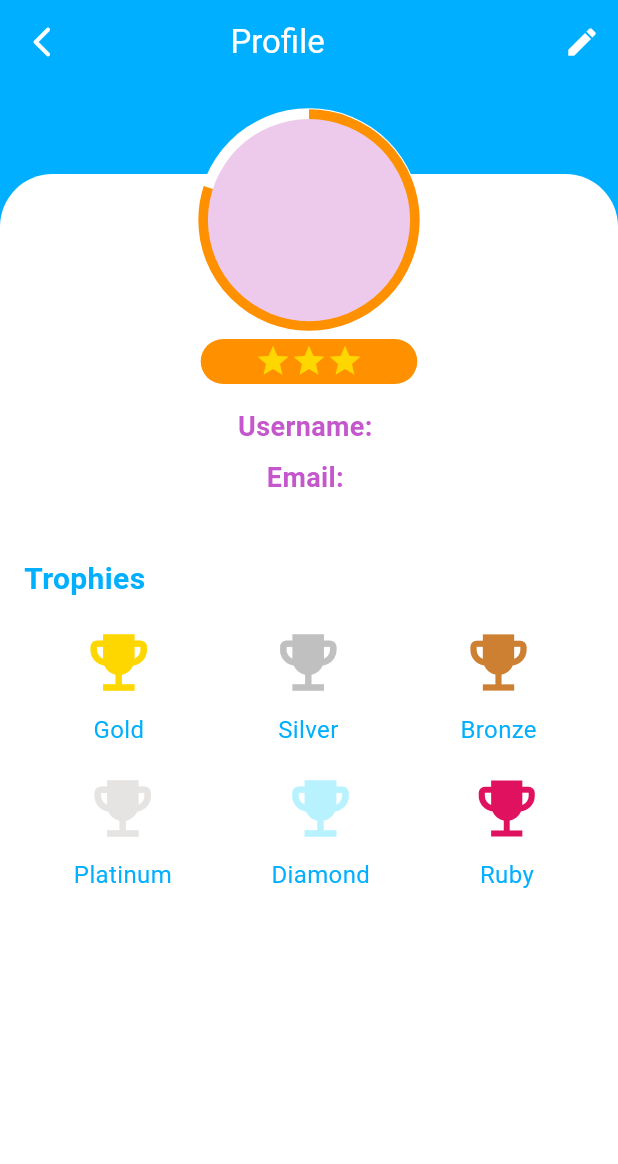
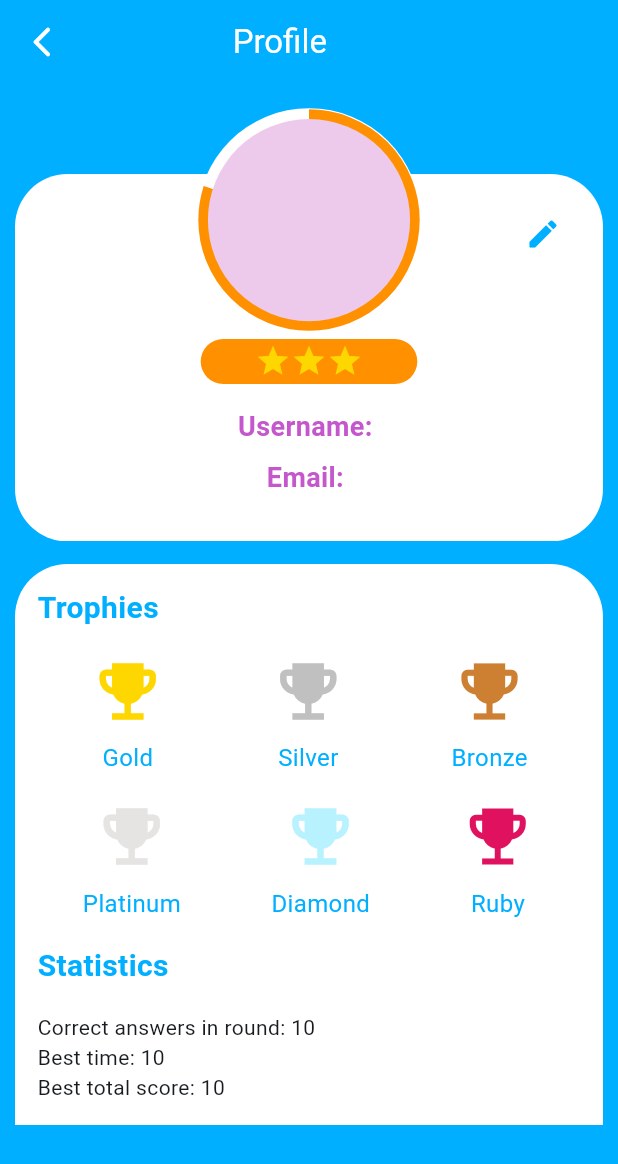
Before and after one commit to yinonh/Quizdom, a Flutter app: the ProfileScreen screen opened by its route, on a phone screen of 412 x 824 dp. Shown: the top 1164 px of the screen. Run offline on Flutter 3.47's test engine with Material 3 defaults, Android fonts, the phone set to English and light mode, and no system bars; our stand-ins replace cloud_firestore, dio, email_validator, firebase_auth, firebase_core, flutter_native_splash and 9 more; missing offline and left inert: custom_image_crop; accounts and stored records are empty; generated files the repository leaves out were written again; project files that could hold a hidden picture were left out.

Commit message:
front modifications on profile and quiz screens

```diff
--- a/lib/features/profile_screen/profile_screen.dart
+++ b/lib/features/profile_screen/profile_screen.dart
@@ -1,5 +1,7 @@
+import 'package:flutter/cupertino.dart';
 import 'package:flutter/material.dart';
 import 'package:flutter_riverpod/flutter_riverpod.dart';
+import 'package:trivia/features/profile_screen/widgets/additional_content.dart';
 import 'package:trivia/features/profile_screen/widgets/avatar_section.dart';
 import 'package:trivia/features/profile_screen/widgets/profile_appbar.dart';
 import 'package:trivia/features/profile_screen/widgets/profile_content.dart';
@@ -25,6 +27,7 @@ class ProfileScreen extends ConsumerWidget {
                 AvatarSection(),
               ],
             ),
+            AdditionalContent(),
           ],
         ),
       ),
--- /dev/null
+++ b/lib/features/profile_screen/widgets/additional_content.dart
@@ -0,0 +1,66 @@
+import 'package:flutter/material.dart';
+import 'package:trivia/features/profile_screen/widgets/trophy_item.dart';
+
+class AdditionalContent extends StatelessWidget {
+  const AdditionalContent({super.key});
+
+  @override
+  Widget build(BuildContext context) {
+    return Container(
+      margin: const EdgeInsets.only(top: 15, left: 10, right: 10),
+      padding: const EdgeInsets.all(15),
+      decoration: const BoxDecoration(
+        color: Colors.white,
+        borderRadius: BorderRadius.only(
+          topLeft: Radius.circular(35.0),
+          topRight: Radius.circular(35.0),
+        ),
+      ),
+      child: const Column(
+        crossAxisAlignment: CrossAxisAlignment.start,
+        children: [
+          Text(
+            'Trophies',
+            style: TextStyle(
+              fontSize: 20,
+              fontWeight: FontWeight.bold,
+              color: Color(0xFF00afff),
+            ),
+          ),
+          SizedBox(height: 16),
+          Row(
+            mainAxisAlignment: MainAxisAlignment.spaceAround,
+            children: [
+              TrophyItem(trophyName: 'Gold', trophyColor: Color(0xFFFFD700)),
+              TrophyItem(trophyName: 'Silver', trophyColor: Color(0xFFC0C0C0)),
+              TrophyItem(trophyName: 'Bronze', trophyColor: Color(0xFFCD7F32)),
+            ],
+          ),
+          SizedBox(height: 16),
+          Row(
+            mainAxisAlignment: MainAxisAlignment.spaceAround,
+            children: [
+              TrophyItem(
+                  trophyName: 'Platinum', trophyColor: Color(0xFFE5E4E2)),
+              TrophyItem(trophyName: 'Diamond', trophyColor: Color(0xFFB9F2FF)),
+              TrophyItem(trophyName: 'Ruby', trophyColor: Color(0xFFE0115F)),
+            ],
+          ),
+          SizedBox(height: 16),
+          Text(
+            'Statistics',
+            style: TextStyle(
+              fontSize: 20,
+              fontWeight: FontWeight.bold,
+              color: Color(0xFF00afff),
+            ),
+          ),
+          SizedBox(height: 16),
+          Text("Correct answers in round: 10"),
+          Text("Best time: 10"),
+          Text("Best total score: 10"),
+        ],
+      ),
+    );
+  }
+}
--- a/lib/features/profile_screen/widgets/profile_appbar.dart
+++ b/lib/features/profile_screen/widgets/profile_appbar.dart
@@ -2,15 +2,12 @@ import 'package:flutter/material.dart';
 import 'package:flutter_riverpod/flutter_riverpod.dart';
 import 'package:trivia/common_widgets/app_bar.dart';
 import 'package:trivia/features/categories_screen/categories_screen.dart';
-import 'package:trivia/features/profile_screen/view_modle/profile_screen_manager.dart';
 
 class ProfileAppbar extends ConsumerWidget {
   const ProfileAppbar({super.key});
 
   @override
   Widget build(BuildContext context, WidgetRef ref) {
-    final profileState = ref.watch(profileScreenManagerProvider);
-    final profileNotifier = ref.read(profileScreenManagerProvider.notifier);
     return CustomAppBar(
       title: 'Profile',
       leading: IconButton(
@@ -22,14 +19,10 @@ class ProfileAppbar extends ConsumerWidget {
           Navigator.pushReplacementNamed(context, CategoriesScreen.routeName);
         },
       ),
-      actions: [
-        IconButton(
-          icon: Icon(
-            profileState.isEditing ? Icons.save : Icons.edit,
-            color: Colors.white,
-          ),
-          onPressed: profileNotifier.toggleIsEditing,
-        ),
+      actions: const [
+        SizedBox(
+          width: 45,
+        )
       ],
     );
   }
--- a/lib/features/profile_screen/widgets/profile_content.dart
+++ b/lib/features/profile_screen/widgets/profile_content.dart
@@ -2,10 +2,10 @@ import 'package:flutter/material.dart';
 import 'package:flutter_riverpod/flutter_riverpod.dart';
 import 'package:trivia/common_widgets/stars.dart';
 import 'package:trivia/features/profile_screen/view_modle/profile_screen_manager.dart';
-import 'package:trivia/features/profile_screen/widgets/trophys.dart';
 import 'package:trivia/utility/app_constant.dart';
 import 'package:trivia/utility/color_utility.dart';
 import 'package:trivia/utility/size_config.dart';
+
 import 'editable_field.dart';
 
 class ProfileContent extends ConsumerWidget {
@@ -17,18 +17,18 @@ class ProfileContent extends ConsumerWidget {
     final profileNotifier = ref.read(profileScreenManagerProvider.notifier);
 
     return Container(
-      height: MediaQuery.of(context).size.height,
       width: double.infinity,
-      margin: const EdgeInsets.only(top: 60),
+      margin: const EdgeInsets.only(top: 60, left: 10, right: 10),
       padding: const EdgeInsets.all(16.0),
       decoration: const BoxDecoration(
         color: Colors.white,
-        borderRadius: BorderRadius.only(
-          topLeft: Radius.circular(35.0),
-          topRight: Radius.circular(35.0),
+        borderRadius: BorderRadius.all(
+          Radius.circular(35.0),
         ),
       ),
-      child: Column(
+      child: Stack(
+        children: [
+          Column(
             mainAxisAlignment: MainAxisAlignment.start,
             children: [
               Padding(
@@ -54,22 +54,38 @@ class ProfileContent extends ConsumerWidget {
                       label: 'Username',
                       controller: profileState.nameController,
                     )
-              : _buildDisplayText('Username', profileState.nameController.text),
+                  : _buildDisplayText(
+                      'Username', profileState.nameController.text),
               const SizedBox(height: 8),
               profileState.isEditing
                   ? EditableField(
                       controller: profileState.emailController,
                       label: 'Email',
                     )
-              : _buildDisplayText('Email', profileState.emailController.text),
+                  : _buildDisplayText(
+                      'Email', profileState.emailController.text),
               const SizedBox(height: 8),
               if (profileState.isEditing)
                 EditableField(
                   label: 'Password',
                   controller: profileState.passwordController,
                 ),
-          const SizedBox(height: 32),
-          const TrophySection(),
+              const SizedBox(height: 5),
+            ],
+          ),
+          Positioned(
+            top: 0,
+            right: 0,
+            child: IconButton(
+              icon: Icon(
+                profileState.isEditing
+                    ? Icons.save_rounded
+                    : Icons.edit_rounded,
+                color: AppConstant.primaryColor.toColor(),
+              ),
+              onPressed: profileNotifier.toggleIsEditing,
+            ),
+          )
         ],
       ),
     );
--- /dev/null
+++ b/lib/features/profile_screen/widgets/trophy_item.dart
@@ -0,0 +1,30 @@
+import 'package:flutter/material.dart';
+
+class TrophyItem extends StatelessWidget {
+  final String trophyName;
+  final Color trophyColor;
+
+  const TrophyItem(
+      {required this.trophyName, required this.trophyColor, super.key});
+
+  @override
+  Widget build(BuildContext context) {
+    return Column(
+      children: [
+        Icon(
+          Icons.emoji_events,
+          color: trophyColor,
+          size: 50,
+        ),
+        const SizedBox(height: 8),
+        Text(
+          trophyName,
+          style: const TextStyle(
+            fontSize: 16,
+            color: Color(0xFF00afff),
+          ),
+        ),
+      ],
+    );
+  }
+}
--- a/lib/features/profile_screen/widgets/trophys.dart
+++ /dev/null
@@ -1,69 +0,0 @@
-import 'package:flutter/material.dart';
-
-class TrophySection extends StatelessWidget {
-  const TrophySection({super.key});
-
-  @override
-  Widget build(BuildContext context) {
-    return const Column(
-      crossAxisAlignment: CrossAxisAlignment.start,
-      children: [
-        Text(
-          'Trophies',
-          style: TextStyle(
-            fontSize: 20,
-            fontWeight: FontWeight.bold,
-            color: Color(0xFF00afff),
-          ),
-        ),
-        SizedBox(height: 16),
-        Row(
-          mainAxisAlignment: MainAxisAlignment.spaceAround,
-          children: [
-            TrophyItem(trophyName: 'Gold', trophyColor: Color(0xFFFFD700)),
-            TrophyItem(trophyName: 'Silver', trophyColor: Color(0xFFC0C0C0)),
-            TrophyItem(trophyName: 'Bronze', trophyColor: Color(0xFFCD7F32)),
-          ],
-        ),
-        SizedBox(height: 16),
-        Row(
-          mainAxisAlignment: MainAxisAlignment.spaceAround,
-          children: [
-            TrophyItem(trophyName: 'Platinum', trophyColor: Color(0xFFE5E4E2)),
-            TrophyItem(trophyName: 'Diamond', trophyColor: Color(0xFFB9F2FF)),
-            TrophyItem(trophyName: 'Ruby', trophyColor: Color(0xFFE0115F)),
-          ],
-        ),
-      ],
-    );
-  }
-}
-
-class TrophyItem extends StatelessWidget {
-  final String trophyName;
-  final Color trophyColor;
-
-  const TrophyItem(
-      {required this.trophyName, required this.trophyColor, super.key});
-
-  @override
-  Widget build(BuildContext context) {
-    return Column(
-      children: [
-        Icon(
-          Icons.emoji_events,
-          color: trophyColor,
-          size: 50,
-        ),
-        const SizedBox(height: 8),
-        Text(
-          trophyName,
-          style: const TextStyle(
-            fontSize: 16,
-            color: Color(0xFF00afff),
-          ),
-        ),
-      ],
-    );
-  }
-}
--- a/lib/features/quiz_screen/widgets/multiple_answer_widget.dart
+++ b/lib/features/quiz_screen/widgets/multiple_answer_widget.dart
@@ -23,9 +23,9 @@ class MultipleAnswerWidget extends ConsumerWidget {
       case OptionState.unchosen:
         return AppConstant.highlightColor.toColor().withOpacity(0.2);
       case OptionState.correct:
-        return AppConstant.secondaryColor.toColor().withOpacity(0.3);
+        return Colors.green.withOpacity(0.3);
       case OptionState.wrong:
-        return AppConstant.onPrimary.toColor().withOpacity(0.2);
+        return Colors.red.withOpacity(0.2);
     }
   }
 
--- a/lib/features/quiz_screen/widgets/question_widget.dart
+++ b/lib/features/quiz_screen/widgets/question_widget.dart
@@ -6,6 +6,8 @@ import 'package:lottie/lottie.dart';
 import 'package:trivia/features/quiz_screen/view_model/quiz_screen_manager.dart';
 import 'package:trivia/features/quiz_screen/widgets/multiple_answer_widget.dart';
 import 'package:trivia/features/results_screen/results_screen.dart';
+import 'package:trivia/utility/app_constant.dart';
+import 'package:trivia/utility/color_utility.dart';
 
 class QuestionWidget extends ConsumerWidget {
   bool _hasNavigatedToResults = false;
@@ -58,12 +60,13 @@ class QuestionWidget extends ConsumerWidget {
                     color: data.timeLeft / data.questions.length < 0.2
                         ? Colors.red
                         : data.timeLeft / data.questions.length < 0.5
-                            ? Colors.yellow
-                            : null,
+                            ? Colors.amber
+                            : AppConstant.onPrimary.toColor(),
                   )
-                : const LinearProgressIndicator(
+                : LinearProgressIndicator(
                     minHeight: 10,
                     borderRadius: BorderRadius.all(Radius.circular(20)),
+                    color: AppConstant.onPrimary.toColor(),
                   ),
             const SizedBox(
               height: 20,
--- a/lib/service/user_provider.dart
+++ b/lib/service/user_provider.dart
@@ -105,8 +105,10 @@ class User extends _$User {
     }
 
     updatedAchievements = updatedAchievements.copyWith(
-      sumResponseTime:
-          updatedAchievements.sumResponseTime + (sumResponseTime ?? 10.0),
+      sumResponseTime: updatedAchievements.sumResponseTime +
+          (field != AchievementField.unanswered
+              ? (sumResponseTime ?? 10.0)
+              : 10),
     );
 
     final updatedUser = updateCurrentUser(achievements: updatedAchievements);
--- a/lib/utility/app_constant.dart
+++ b/lib/utility/app_constant.dart
@@ -10,30 +10,30 @@ class AppConstant {
   static const int questionTime = 10;
 
   static const Map<int, IconData> categoryIcons = {
-    9: Icons.public, // General Knowledge
-    10: Icons.book, // Entertainment: Books
-    11: Icons.movie, // Entertainment: Film
-    12: Icons.music_note, // Entertainment: Music
-    13: Icons.theater_comedy, // Entertainment: Musicals & Theatres
-    14: Icons.tv, // Entertainment: Television
-    15: Icons.videogame_asset, // Entertainment: Video Games
-    16: Icons.games, // Entertainment: Board Games
-    17: Icons.nature, // Science & Nature
-    18: Icons.computer, // Science: Computers
-    19: Icons.calculate, // Science: Mathematics
-    20: Icons.local_library, // Mythology
-    21: Icons.sports, // Sports
-    22: Icons.map, // Geography
-    23: Icons.history_edu, // History
-    24: Icons.gavel, // Politics
-    25: Icons.brush, // Art
-    26: Icons.star, // Celebrities
-    27: Icons.pets, // Animals
-    28: Icons.directions_car, // Vehicles
-    29: Icons.auto_stories, // Entertainment: Comics
-    30: Icons.devices, // Science: Gadgets
-    31: Icons.menu_book, // Entertainment: Japanese Anime & Manga
-    32: Icons.animation, // Entertainment: Cartoon & Animations
+    9: Icons.public_rounded, // General Knowledge
+    10: Icons.book_rounded, // Entertainment: Books
+    11: Icons.movie_rounded, // Entertainment: Film
+    12: Icons.music_note_rounded, // Entertainment: Music
+    13: Icons.theater_comedy_rounded, // Entertainment: Musicals & Theatres
+    14: Icons.tv_rounded, // Entertainment: Television
+    15: Icons.videogame_asset_rounded, // Entertainment: Video Games
+    16: Icons.games_rounded, // Entertainment: Board Games
+    17: Icons.nature_rounded, // Science & Nature
+    18: Icons.computer_rounded, // Science: Computers
+    19: Icons.calculate_rounded, // Science: Mathematics
+    20: Icons.local_library_rounded, // Mythology
+    21: Icons.sports_rounded, // Sports
+    22: Icons.map_rounded, // Geography
+    23: Icons.history_edu_rounded, // History
+    24: Icons.gavel_rounded, // Politics
+    25: Icons.brush_rounded, // Art
+    26: Icons.star_rounded, // Celebrities
+    27: Icons.pets_rounded, // Animals
+    28: Icons.directions_car_rounded, // Vehicles
+    29: Icons.auto_stories_rounded, // Entertainment: Comics
+    30: Icons.devices_rounded, // Science: Gadgets
+    31: Icons.menu_book_rounded, // Entertainment: Japanese Anime & Manga
+    32: Icons.animation_rounded, // Entertainment: Cartoon & Animations
   };
 
   static const Map<int, Color> categoryColors = {
```
Lines whose indentation alone changed are shown as unchanged.
